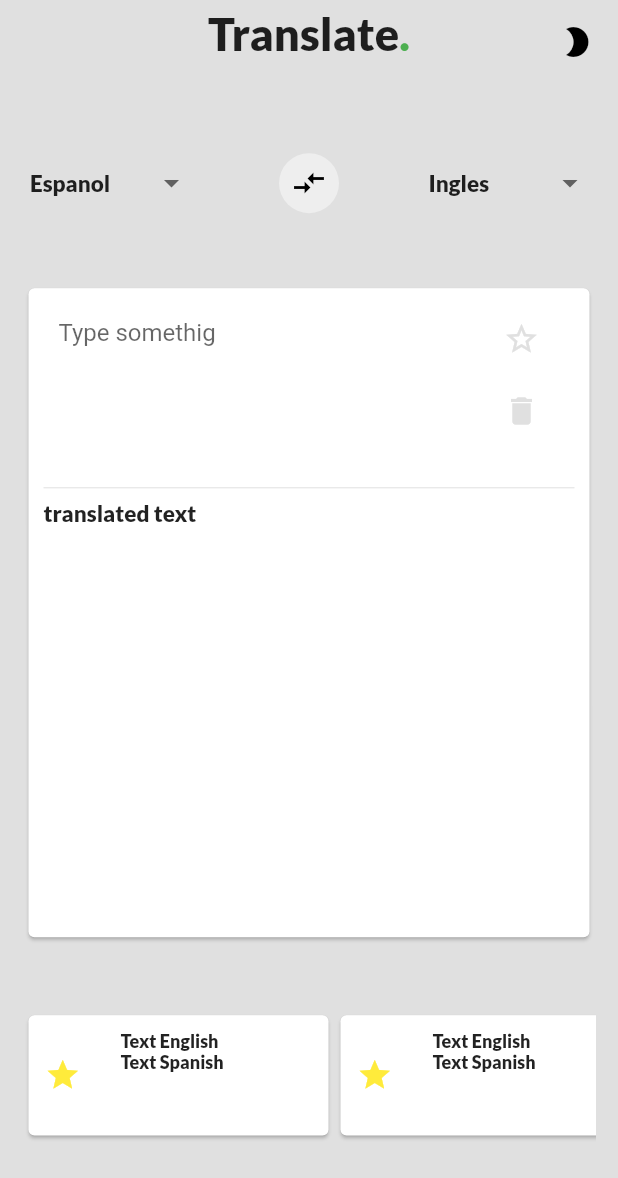
After one commit to boanergepro/translate_app, a Flutter app: the HomeScreen screen opened by its route, on a phone screen of 412 x 824 dp. The commit adds this screen. Shown: the top 1178 px of the screen. Run offline on Flutter 3.47's test engine with Material 2 defaults, Android fonts, the phone set to English and light mode, and no system bars; missing offline and left inert: translator.

Commit message:
[ADD] create home screem

```diff
--- a/lib/src/routes.dart
+++ b/lib/src/routes.dart
@@ -1,9 +1,11 @@
 import 'package:flutter/material.dart';
 import 'package:translate_app/src/screens/splash_screen.dart';
 import 'package:translate_app/src/screens/welcome_screen.dart';
+import 'package:translate_app/src/screens/home_screen.dart';
 
 
 final routes = {
   SplashScreen.routerName : (BuildContext context) => SplashScreen(),
-  WelcomeScreen.routerName : (BuildContext context) => WelcomeScreen()
+  WelcomeScreen.routerName : (BuildContext context) => WelcomeScreen(),
+  HomeScreen.routerName : (BuildContext context) => HomeScreen()
 };
--- /dev/null
+++ b/lib/src/screens/home_screen.dart
@@ -0,0 +1,312 @@
+import 'package:flutter/cupertino.dart';
+import 'package:flutter/material.dart';
+
+class HomeScreen extends StatelessWidget {
+  static final routerName = '/home_screen';
+  TextEditingController _translateController = TextEditingController();
+
+  @override
+  Widget build(BuildContext context) {
+    double _screenHeight = MediaQuery.of(context).size.height;
+    return Scaffold(
+      backgroundColor: Theme.of(context).backgroundColor,
+      appBar: AppBar(
+        backgroundColor: Theme.of(context).backgroundColor,
+        automaticallyImplyLeading: false,
+        elevation: 0,
+        centerTitle: true,
+        title: Stack(
+          children: <Widget>[
+            Row(
+              mainAxisAlignment: MainAxisAlignment.center,
+              children: <Widget>[
+                Text(
+                  'Translate',
+                  style: TextStyle(
+                    fontFamily: 'Lato',
+                    fontSize: 30.0,
+                  ),
+                ),
+                Text(
+                  '.',
+                  style: TextStyle(
+                    fontFamily: 'Lato',
+                    fontSize: 30.0,
+                    color: Colors.green,
+                  ),
+                ),
+              ],
+            ),
+            Row(
+              children: <Widget>[
+                Spacer(
+                  flex: 11,
+                ),
+                Expanded(
+                  flex: 1,
+                  child: IconButton(
+                    onPressed: () {},
+                    icon: Icon(
+                      Icons.brightness_2,
+                    ),
+                  ),
+                ),
+              ],
+            ),
+          ],
+        ),
+      ),
+      body: SingleChildScrollView(
+        child: Container(
+          height: _screenHeight / 1.1,
+          child: Column(
+            children: <Widget>[
+              Expanded(
+                flex: 3,
+                child: Container(
+                  padding: EdgeInsets.only(
+                    right: 20,
+                    left: 20,
+                  ),
+                  child: Row(
+                    children: <Widget>[
+                      Expanded(
+                        flex: 2,
+                        child: DropdownButtonHideUnderline(
+                          child: DropdownButton(
+                            value: 1,
+                            hint: Text(
+                              'Language',
+                              style: TextStyle(
+                                fontFamily: 'Lato',
+                                fontSize: 15.0,
+                              ),
+                            ),
+                            items: [
+                              DropdownMenuItem(
+                                child: Text(
+                                  'Espanol',
+                                  style: TextStyle(
+                                    fontFamily: 'Lato',
+                                    fontSize: 15.0,
+                                  ),
+                                ),
+                                value: 1,
+                              ),
+                              DropdownMenuItem(
+                                child: Text(
+                                  'Ingles',
+                                  style: TextStyle(
+                                    fontFamily: 'Lato',
+                                    fontSize: 15.0,
+                                  ),
+                                ),
+                                value: 2,
+                              ),
+                            ],
+                            onChanged: (value) {},
+                          ),
+                        ),
+                      ),
+                      Spacer(
+                        flex: 1,
+                      ),
+                      Expanded(
+                        flex: 1,
+                        child: CircleAvatar(
+                          backgroundColor: Colors.grey[200],
+                          child: IconButton(
+                            color: Colors.black,
+                            onPressed: () {},
+                            icon: Icon(
+                              Icons.compare_arrows,
+                            ),
+                          ),
+                        ),
+                      ),
+                      Spacer(
+                        flex: 1,
+                      ),
+                      Expanded(
+                        flex: 2,
+                        child: DropdownButtonHideUnderline(
+                          child: DropdownButton(
+                            value: 2,
+                            hint: Text(
+                              'Language',
+                              style: TextStyle(
+                                fontFamily: 'Lato',
+                                fontSize: 15.0,
+                              ),
+                            ),
+                            items: [
+                              DropdownMenuItem(
+                                child: Text(
+                                  'Espanol',
+                                  style: TextStyle(
+                                    fontFamily: 'Lato',
+                                    fontSize: 15.0,
+                                  ),
+                                ),
+                                value: 1,
+                              ),
+                              DropdownMenuItem(
+                                child: Text(
+                                  'Ingles',
+                                  style: TextStyle(
+                                    fontFamily: 'Lato',
+                                    fontSize: 15.0,
+                                  ),
+                                ),
+                                value: 2,
+                              ),
+                            ],
+                            onChanged: (value) {},
+                          ),
+                        ),
+                      )
+                    ],
+                  ),
+                ),
+              ),
+              Expanded(
+                flex: 10,
+                child: Container(
+                  padding: EdgeInsets.only(
+                    left: 15,
+                    right: 15,
+                  ),
+                  child: Card(
+                    child: Container(
+                      padding: EdgeInsets.all(10),
+                      child: Column(
+                        children: <Widget>[
+                          Row(
+                            crossAxisAlignment: CrossAxisAlignment.start,
+                            children: <Widget>[
+                              Expanded(
+                                flex: 8,
+                                child: TextField(
+                                  controller: _translateController,
+                                  decoration: InputDecoration(
+                                    border: InputBorder.none,
+                                    hintText: 'Type somethig',
+                                    contentPadding: EdgeInsets.all(10),
+                                  ),
+                                  maxLines: 5,
+                                ),
+                              ),
+                              Expanded(
+                                  flex: 2,
+                                  child: Column(
+                                    children: <Widget>[
+                                      IconButton(
+                                        onPressed: () {},
+                                        icon: Icon(
+                                          Icons.star_border,
+                                          color: Colors.grey[300],
+                                        ),
+                                      ),
+                                      IconButton(
+                                        onPressed: () {
+                                          _translateController.text = '';
+                                        },
+                                        icon: Icon(
+                                          Icons.delete,
+                                          color: Colors.grey[300],
+                                        ),
+                                      ),
+                                    ],
+                                  )),
+                            ],
+                          ),
+                          Divider(
+                            color: Colors.grey[300],
+                          ),
+                          Row(
+                            children: <Widget>[
+                              Text(
+                                'translated text',
+                                style: TextStyle(
+                                  fontFamily: 'Lato',
+                                  fontSize: 15.0,
+                                ),
+                              ),
+                            ],
+                          )
+                        ],
+                      ),
+                    ),
+                  ),
+                ),
+              ),
+              Spacer(
+                flex: 1,
+              ),
+              Expanded(
+                flex: 2,
+                child: Container(
+                  padding: EdgeInsets.only(left: 15, right: 15),
+                  child: ListView.builder(
+                    scrollDirection: Axis.horizontal,
+                    itemCount: 4,
+                    itemBuilder: (context, int index) {
+                      return Card(
+                        child: Container(
+                          width: 200,
+                          padding: EdgeInsets.all(10),
+                          child: Row(
+                            children: <Widget>[
+                              Expanded(
+                                flex: 1,
+                                child: Icon(
+                                  Icons.star,
+                                  color: Colors.yellow,
+                                ),
+                              ),
+                              Spacer(
+                                flex: 1,
+                              ),
+                              Expanded(
+                                flex: 5,
+                                child: Container(
+                                  child: Column(
+                                    crossAxisAlignment:
+                                        CrossAxisAlignment.start,
+                                    children: <Widget>[
+                                      Text(
+                                        'Text English',
+                                        style: TextStyle(
+                                          fontFamily: 'Lato',
+                                          fontSize: 12.0,
+                                        ),
+                                      ),
+                                      Text(
+                                        'Text Spanish',
+                                        style: TextStyle(
+                                          fontFamily: 'Lato',
+                                          fontSize: 12.0,
+                                        ),
+                                      )
+                                    ],
+                                  ),
+                                ),
+                              )
+                            ],
+                          ),
+                        ),
+                      );
+                    },
+                  ),
+                ),
+              ),
+              Spacer(
+                flex: 1,
+              )
+            ],
+          ),
+        ),
+      ),
+    );
+  }
+}
```
